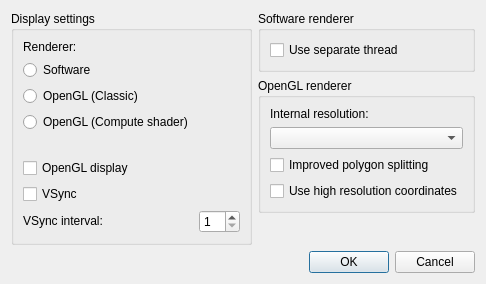
Old version of the form src/frontend/qt_sdl/VideoSettingsDialog.ui in the repository poopoocacacacaca/melonRA.
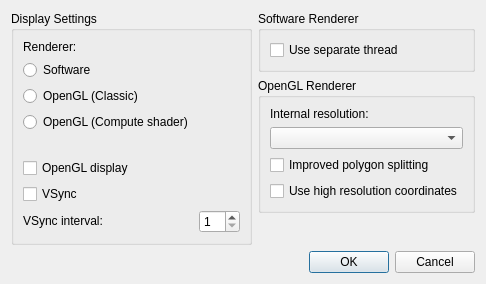
New version of the form.

```diff
--- a/src/frontend/qt_sdl/VideoSettingsDialog.ui
+++ b/src/frontend/qt_sdl/VideoSettingsDialog.ui
@@ -29,7 +29,7 @@
    <item row="1" column="1">
     <widget class="QGroupBox" name="groupBox_3">
      <property name="title">
-      <string>OpenGL renderer</string>
+      <string>OpenGL Renderer</string>
      </property>
      <layout class="QGridLayout" name="gridLayout_4">
       <item row="0" column="0">
@@ -69,7 +69,7 @@
    <item row="0" column="1">
     <widget class="QGroupBox" name="groupBox_2">
      <property name="title">
-      <string>Software renderer</string>
+      <string>Software Renderer</string>
      </property>
      <layout class="QGridLayout" name="gridLayout_3">
       <item row="0" column="0">
@@ -98,7 +98,7 @@
    <item row="0" column="0" rowspan="3" alignment="Qt::AlignmentFlag::AlignTop">
     <widget class="QGroupBox" name="groupBox">
      <property name="title">
-      <string>Display settings</string>
+      <string>Display Settings</string>
      </property>
      <layout class="QGridLayout" name="gridLayout_2">
       <item row="7" column="1">
```
Left out of the diff: 2 changed lines with no effect on the pictures.
